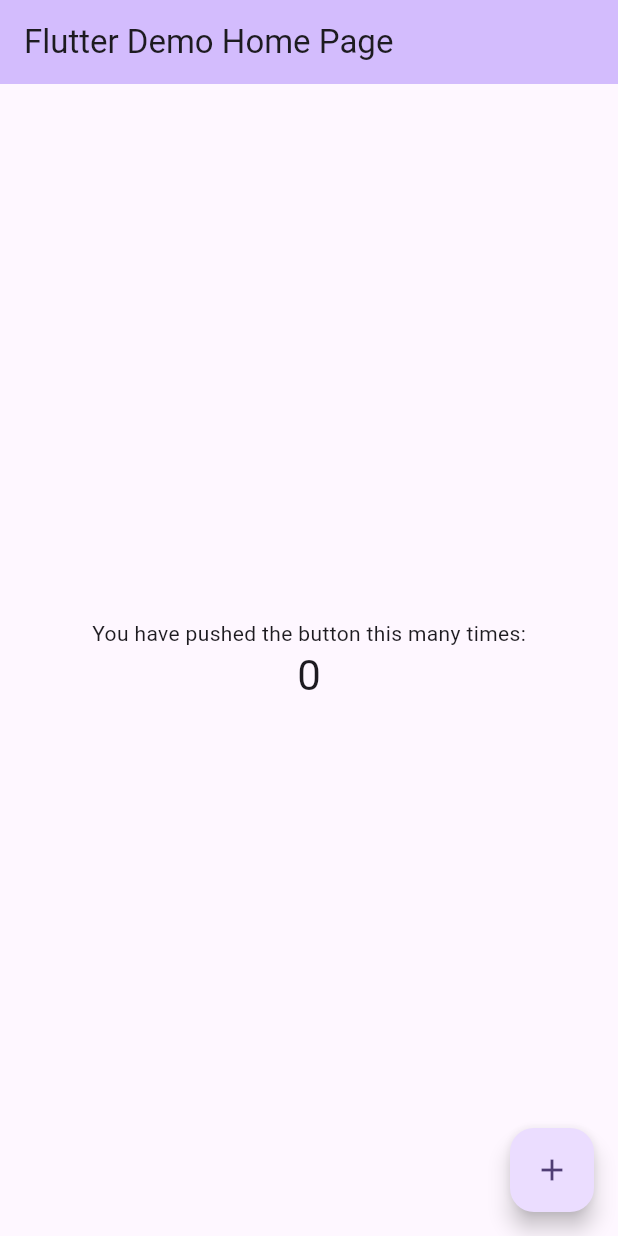
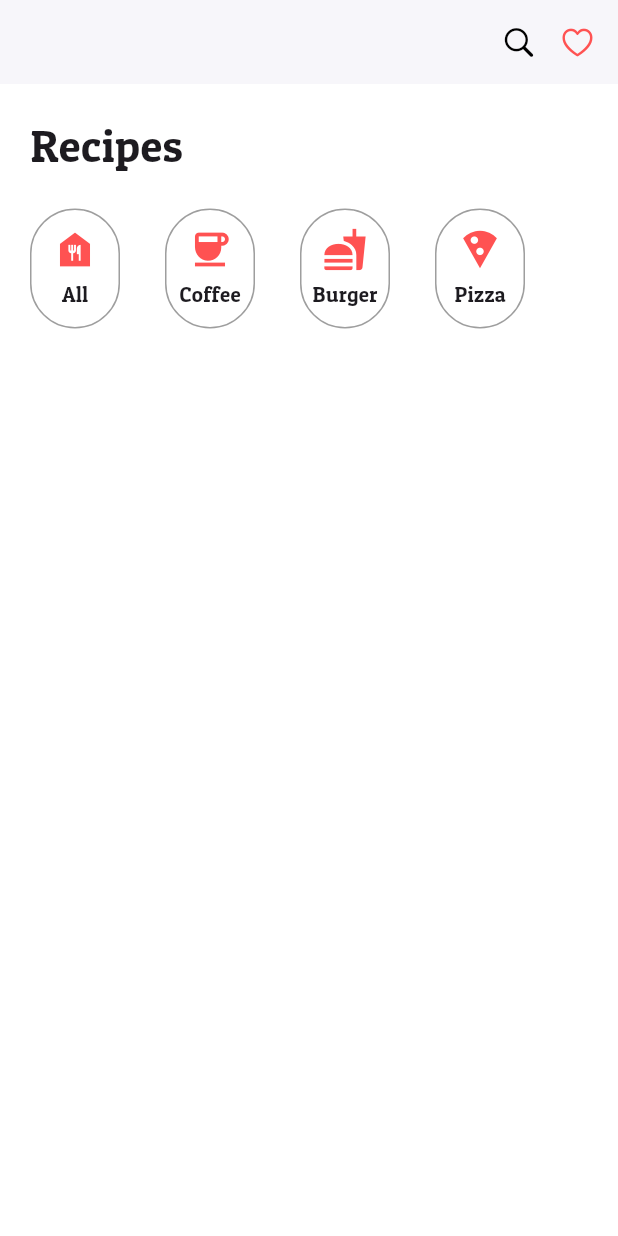
Before and after one commit to coramdeo643/class_recipes, a Flutter app: the screen it shows after launch, on a phone screen of 412 x 824 dp. Run offline on Flutter 3.47's test engine with Material 3 defaults, Android fonts, the phone set to English and light mode, and no system bars.

Commit message:
feat: Add RecipePage and components
This commit introduces the `RecipePage` and its associated components: `RecipeTitle`, `RecipeMenu`, and `RecipeListItem`.

- `RecipePage`: Displays a list of recipes, including a title, menu, and individual recipe items. It also features an AppBar with search and favorite icons.
- `RecipeTitle`: A simple widget to display the "Recipes" title.
- `RecipeMenu`: A horizontal menu with icons for filtering recipes (All, Coffee, Burger, Pizza).
- `RecipeListItem`: (Partially implemented) A widget to display a recipe item, currently showing an image and title.

The `main.dart` has been updated to use `RecipePage` as the home screen and includes a custom font ("PatuaOne").

The default widget test has been commented out.

The asset path for the "PatuaOne" font has been corrected in `pubspec.yaml`.

```diff
--- a/lib/components/recipe_list_item.dart
+++ b/lib/components/recipe_list_item.dart
@@ -0,0 +1,13 @@
+import 'package:flutter/material.dart';
+
+class RecipeListItem extends StatelessWidget {
+  final String imageName;
+  final String title;
+  // final String detail; too long to display
+  const RecipeListItem(this.imageName, this.title, {super.key});
+
+  @override
+  Widget build(BuildContext context) {
+    return ClipRRect();
+  }
+}
--- a/lib/components/recipe_menu.dart
+++ b/lib/components/recipe_menu.dart
@@ -0,0 +1,48 @@
+import 'package:flutter/material.dart';
+
+class RecipeMenu extends StatelessWidget {
+  const RecipeMenu({super.key});
+
+  @override
+  Widget build(BuildContext context) {
+    return Padding(
+      padding: const EdgeInsets.only(top: 20.0),
+      child: Row(
+        children: [
+          _buildMenuItem(Icons.food_bank, "All"),
+          const SizedBox(width: 30),
+          _buildMenuItem(Icons.coffee, "Coffee"),
+          const SizedBox(width: 30),
+          _buildMenuItem(Icons.fastfood, "Burger"),
+          const SizedBox(width: 30),
+          _buildMenuItem(Icons.local_pizza, "Pizza"),
+        ],
+      ),
+    );
+  }
+
+  Container _buildMenuItem(IconData mIcon, String mText) {
+    return Container(
+      width: 60,
+      height: 80,
+      decoration: BoxDecoration(
+        border: Border.all(color: Colors.grey),
+        borderRadius: BorderRadius.circular(30),
+      ),
+      child: Column(
+        mainAxisAlignment: MainAxisAlignment.center,
+        children: [
+          Icon(
+            mIcon,
+            color: Colors.redAccent,
+            size: 30.0,
+          ),
+          SizedBox(
+            height: 5,
+          ),
+          Text(mText),
+        ],
+      ),
+    );
+  }
+}
--- a/lib/components/recipe_title.dart
+++ b/lib/components/recipe_title.dart
@@ -0,0 +1,16 @@
+import 'package:flutter/material.dart';
+
+class RecipeTitle extends StatelessWidget {
+  const RecipeTitle({super.key});
+
+  @override
+  Widget build(BuildContext context) {
+    return Padding(
+      padding: const EdgeInsets.only(top: 20),
+      child: Text(
+        "Recipes",
+        style: TextStyle(fontSize: 30),
+      ),
+    );
+  }
+}
--- a/lib/main.dart
+++ b/lib/main.dart
@@ -1,3 +1,4 @@
+import 'package:class_recipes/pages/recipe_page.dart';
 import 'package:flutter/material.dart';
 
 void main() {
@@ -7,119 +8,12 @@ void main() {
 class MyApp extends StatelessWidget {
   const MyApp({super.key});
 
-  // This widget is the root of your application.
   @override
   Widget build(BuildContext context) {
     return MaterialApp(
-      title: 'Flutter Demo',
-      theme: ThemeData(
-        // This is the theme of your application.
-        //
-        // TRY THIS: Try running your application with "flutter run". You'll see
-        // the application has a purple toolbar. Then, without quitting the app,
-        // try changing the seedColor in the colorScheme below to Colors.green
-        // and then invoke "hot reload" (save your changes or press the "hot
-        // reload" button in a Flutter-supported IDE, or press "r" if you used
-        // the command line to start the app).
-        //
-        // Notice that the counter didn't reset back to zero; the application
-        // state is not lost during the reload. To reset the state, use hot
-        // restart instead.
-        //
-        // This works for code too, not just values: Most code changes can be
-        // tested with just a hot reload.
-        colorScheme: ColorScheme.fromSeed(seedColor: Colors.deepPurple),
-        useMaterial3: true,
-      ),
-      home: const MyHomePage(title: 'Flutter Demo Home Page'),
+      debugShowCheckedModeBanner: false,
+      theme: ThemeData(fontFamily: 'PatuaOne'),
+      home: RecipePage(),
     );
   }
 }
-
-class MyHomePage extends StatefulWidget {
-  const MyHomePage({super.key, required this.title});
-
-  // This widget is the home page of your application. It is stateful, meaning
-  // that it has a State object (defined below) that contains fields that affect
-  // how it looks.
-
-  // This class is the configuration for the state. It holds the values (in this
-  // case the title) provided by the parent (in this case the App widget) and
-  // used by the build method of the State. Fields in a Widget subclass are
-  // always marked "final".
-
-  final String title;
-
-  @override
-  State<MyHomePage> createState() => _MyHomePageState();
-}
-
-class _MyHomePageState extends State<MyHomePage> {
-  int _counter = 0;
-
-  void _incrementCounter() {
-    setState(() {
-      // This call to setState tells the Flutter framework that something has
-      // changed in this State, which causes it to rerun the build method below
-      // so that the display can reflect the updated values. If we changed
-      // _counter without calling setState(), then the build method would not be
-      // called again, and so nothing would appear to happen.
-      _counter++;
-    });
-  }
-
-  @override
-  Widget build(BuildContext context) {
-    // This method is rerun every time setState is called, for instance as done
-    // by the _incrementCounter method above.
-    //
-    // The Flutter framework has been optimized to make rerunning build methods
-    // fast, so that you can just rebuild anything that needs updating rather
-    // than having to individually change instances of widgets.
-    return Scaffold(
-      appBar: AppBar(
-        // TRY THIS: Try changing the color here to a specific color (to
-        // Colors.amber, perhaps?) and trigger a hot reload to see the AppBar
-        // change color while the other colors stay the same.
-        backgroundColor: Theme.of(context).colorScheme.inversePrimary,
-        // Here we take the value from the MyHomePage object that was created by
-        // the App.build method, and use it to set our appbar title.
-        title: Text(widget.title),
-      ),
-      body: Center(
-        // Center is a layout widget. It takes a single child and positions it
-        // in the middle of the parent.
-        child: Column(
-          // Column is also a layout widget. It takes a list of children and
-          // arranges them vertically. By default, it sizes itself to fit its
-          // children horizontally, and tries to be as tall as its parent.
-          //
-          // Column has various properties to control how it sizes itself and
-          // how it positions its children. Here we use mainAxisAlignment to
-          // center the children vertically; the main axis here is the vertical
-          // axis because Columns are vertical (the cross axis would be
-          // horizontal).
-          //
-          // TRY THIS: Invoke "debug painting" (choose the "Toggle Debug Paint"
-          // action in the IDE, or press "p" in the console), to see the
-          // wireframe for each widget.
-          mainAxisAlignment: MainAxisAlignment.center,
-          children: <Widget>[
-            const Text(
-              'You have pushed the button this many times:',
-            ),
-            Text(
-              '$_counter',
-              style: Theme.of(context).textTheme.headlineMedium,
-            ),
-          ],
-        ),
-      ),
-      floatingActionButton: FloatingActionButton(
-        onPressed: _incrementCounter,
-        tooltip: 'Increment',
-        child: const Icon(Icons.add),
-      ), // This trailing comma makes auto-formatting nicer for build methods.
-    );
-  }
-}
--- a/lib/pages/recipe_page.dart
+++ b/lib/pages/recipe_page.dart
@@ -0,0 +1,53 @@
+import 'package:flutter/cupertino.dart';
+import 'package:flutter/material.dart';
+import 'package:class_recipes/components/recipe_list_item.dart';
+import 'package:class_recipes/components/recipe_menu.dart';
+import 'package:class_recipes/components/recipe_title.dart';
+
+class RecipePage extends StatelessWidget {
+  const RecipePage({super.key});
+
+  @override
+  Widget build(BuildContext context) {
+    return Scaffold(
+      backgroundColor: Colors.white,
+      appBar: _buildAppBar(),
+      body: Padding(
+        padding: const EdgeInsets.symmetric(horizontal: 20),
+        child: ListView(
+          children: [
+            RecipeTitle(),
+            RecipeMenu(),
+            RecipeListItem("coffee", "Made Coffee"),
+            RecipeListItem("burger", "Made burger"),
+            RecipeListItem("pizza", "Made pizza"),
+          ],
+        ),
+      ),
+    );
+  } // end of Build
+
+  // Method in Class
+  AppBar _buildAppBar() {
+    return AppBar(
+      backgroundColor: Colors.white,
+      elevation: 1.0,
+      actions: [
+        Icon(
+          CupertinoIcons.search,
+          color: Colors.black,
+        ),
+        const SizedBox(
+          width: 15,
+        ),
+        Icon(
+          CupertinoIcons.heart,
+          color: Colors.redAccent,
+        ),
+        const SizedBox(
+          width: 15,
+        )
+      ],
+    );
+  } // end of AppBar
+} // end of Page
--- a/pubspec.yaml
+++ b/pubspec.yaml
@@ -63,7 +63,7 @@ flutter:
   fonts:
     - family: PatuaOne
       fonts:
-        - asset: fonts/PatuaOne-Regular.ttf
+        - asset: assets/fonts/PatuaOne-Regular.ttf
 
   # An image asset can refer to one or more resolution-specific "variants", see
   # https://flutter.dev/to/resolution-aware-images
```
Also changed, not shown: 1 other file.
